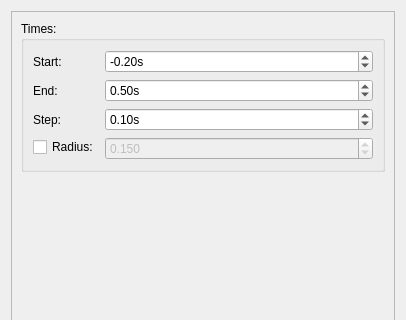
Old version of the form designer_ui_files/evokedTopomapDialogUi.ui in the repository cibr-jyu/meggie; both pictures show x 0 to 406 and y 0 to 320 of the 406 by 540 pixel window.
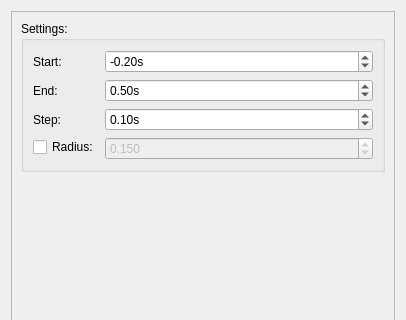
New version of the form.

The edit to the form file:
```diff
--- a/designer_ui_files/evokedTopomapDialogUi.ui
+++ b/designer_ui_files/evokedTopomapDialogUi.ui
@@ -53,7 +53,7 @@
        <item row="0" column="0">
         <widget class="QGroupBox" name="groupBoxTimes">
          <property name="title">
-          <string>Times:</string>
+          <string>Settings:</string>
          </property>
          <layout class="QFormLayout" name="formLayout">
           <item row="0" column="0">
```
Left out of the diff: 2 changed lines with no effect on the pictures.
